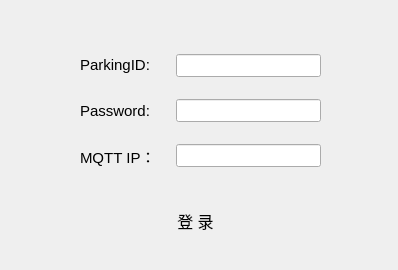
zgg2001/projectZ, file windows_client/dialog.ui: the form before one commit.
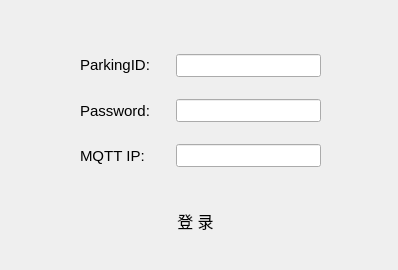
The form after the commit.

```diff
--- a/windows_client/dialog.ui
+++ b/windows_client/dialog.ui
@@ -186,7 +186,7 @@
        </font>
       </property>
       <property name="text">
-       <string>MQTT IP：</string>
+       <string>MQTT IP:</string>
       </property>
      </widget>
     </item>
```
